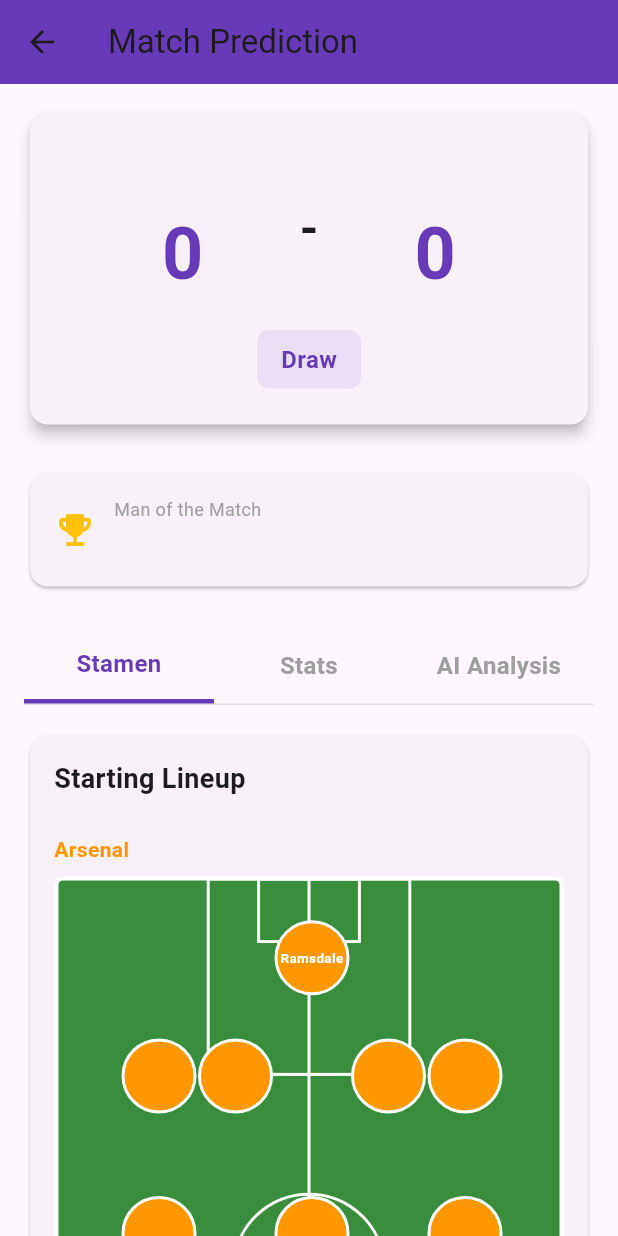
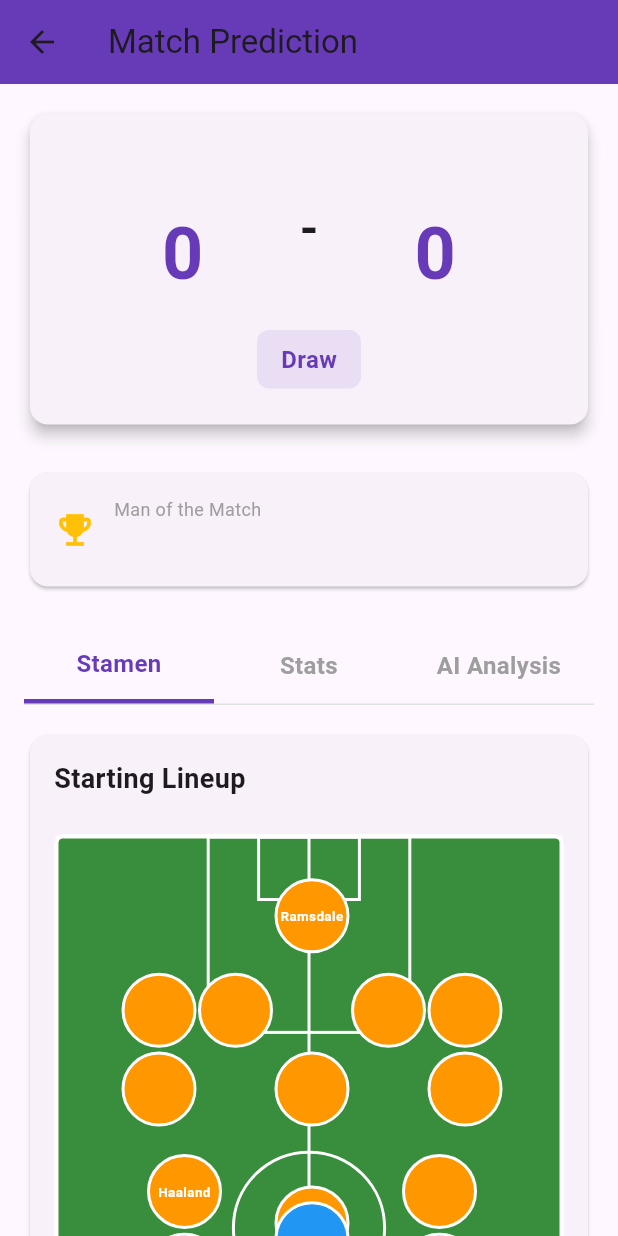
Before and after one commit to columbus0370/Internal, a Flutter app: the PredictionResultScreen screen opened directly with empty values, on a phone screen of 412 x 824 dp. Run offline on Flutter 3.47's test engine with Material 3 defaults, Android fonts, the phone set to English and light mode, and no system bars; our stand-ins replace flutter_svg.

Commit message:
Consolidate starting lineup to single field with halves
- Merge away and home teams into one soccer field
- Away team (orange) in upper half, Home team (blue) in lower half
- Add team legend below field for clarity
- Adjust player positions for half-field layout

```diff
--- a/epl_match_simulator/lib/screens/prediction_result_screen.dart
+++ b/epl_match_simulator/lib/screens/prediction_result_screen.dart
@@ -205,15 +205,6 @@ class _PredictionResultScreenState extends State<PredictionResultScreen> {
               style: _headerStyle,
             ),
             const SizedBox(height: 24),
-            Text(
-              widget.prediction.awayTeam.name,
-              style: const TextStyle(
-                fontSize: 14,
-                fontWeight: FontWeight.bold,
-                color: Colors.orange,
-              ),
-            ),
-            const SizedBox(height: 8),
             AspectRatio(
               aspectRatio: 68 / 105,
               child: LayoutBuilder(
@@ -230,45 +221,65 @@ class _PredictionResultScreenState extends State<PredictionResultScreen> {
                     child: CustomPaint(
                       painter: SoccerFieldPainter(),
                       child: Stack(
-                        children: _buildAwayPlayerPositions(constraints),
+                        children: [
+                          ..._buildAwayPlayerPositionsHalf(constraints),
+                          ..._buildHomePlayerPositionsHalf(constraints),
+                        ],
                       ),
                     ),
                   );
                 },
               ),
             ),
-            const SizedBox(height: 32),
-            Text(
-              widget.prediction.homeTeam.name,
-              style: const TextStyle(
-                fontSize: 14,
-                fontWeight: FontWeight.bold,
-                color: Colors.blue,
-              ),
-            ),
-            const SizedBox(height: 8),
-            AspectRatio(
-              aspectRatio: 68 / 105,
-              child: LayoutBuilder(
-                builder: (context, constraints) {
-                  return Container(
-                    decoration: BoxDecoration(
-                      color: Colors.green[700],
-                      borderRadius: BorderRadius.circular(8),
-                      border: Border.all(
-                        color: Colors.white,
-                        width: 2,
+            const SizedBox(height: 16),
+            Row(
+              mainAxisAlignment: MainAxisAlignment.spaceEvenly,
+              children: [
+                Column(
+                  children: [
+                    Container(
+                      width: 12,
+                      height: 12,
+                      decoration: BoxDecoration(
+                        color: Colors.orange,
+                        shape: BoxShape.circle,
                       ),
                     ),
-                    child: CustomPaint(
-                      painter: SoccerFieldPainter(),
-                      child: Stack(
-                        children: _buildHomePlayerPositions(constraints),
+                    const SizedBox(height: 4),
+                    Text(
+                      widget.prediction.awayTeam.name,
+                      style: const TextStyle(
+                        fontSize: 12,
+                        fontWeight: FontWeight.bold,
+                        color: Colors.orange,
+                      ),
+                      textAlign: TextAlign.center,
+                    ),
+                  ],
+                ),
+                Column(
+                  children: [
+                    Container(
+                      width: 12,
+                      height: 12,
+                      decoration: BoxDecoration(
+                        color: Colors.blue,
+                        shape: BoxShape.circle,
                       ),
                     ),
-                  );
-                },
-              ),
+                    const SizedBox(height: 4),
+                    Text(
+                      widget.prediction.homeTeam.name,
+                      style: const TextStyle(
+                        fontSize: 12,
+                        fontWeight: FontWeight.bold,
+                        color: Colors.blue,
+                      ),
+                      textAlign: TextAlign.center,
+                    ),
+                  ],
+                ),
+              ],
             ),
           ],
         ),
@@ -276,10 +287,10 @@ class _PredictionResultScreenState extends State<PredictionResultScreen> {
     );
   }
 
-  List<Widget> _buildHomePlayerPositions(BoxConstraints constraints) {
-    final homeTeam = widget.prediction.homeTeam;
-    final players = _getFormationPlayers(homeTeam);
-    final positions = _getHomePositions();
+  List<Widget> _buildAwayPlayerPositionsHalf(BoxConstraints constraints) {
+    final awayTeam = widget.prediction.awayTeam;
+    final players = _getFormationPlayers(awayTeam);
+    final positions = _getAwayHalfPositions();
     final width = constraints.maxWidth;
     final height = constraints.maxHeight;
 
@@ -298,7 +309,7 @@ class _PredictionResultScreenState extends State<PredictionResultScreen> {
           width: 50,
           height: 50,
           decoration: BoxDecoration(
-            color: Colors.blue,
+            color: Colors.orange,
             shape: BoxShape.circle,
             border: Border.all(
               color: Colors.white,
@@ -323,10 +334,10 @@ class _PredictionResultScreenState extends State<PredictionResultScreen> {
     });
   }
 
-  List<Widget> _buildAwayPlayerPositions(BoxConstraints constraints) {
-    final awayTeam = widget.prediction.awayTeam;
-    final players = _getFormationPlayers(awayTeam);
-    final positions = _getAwayPositions();
+  List<Widget> _buildHomePlayerPositionsHalf(BoxConstraints constraints) {
+    final homeTeam = widget.prediction.homeTeam;
+    final players = _getFormationPlayers(homeTeam);
+    final positions = _getHomeHalfPositions();
     final width = constraints.maxWidth;
     final height = constraints.maxHeight;
 
@@ -345,7 +356,7 @@ class _PredictionResultScreenState extends State<PredictionResultScreen> {
           width: 50,
           height: 50,
           decoration: BoxDecoration(
-            color: Colors.orange,
+            color: Colors.blue,
             shape: BoxShape.circle,
             border: Border.all(
               color: Colors.white,
@@ -391,35 +402,35 @@ class _PredictionResultScreenState extends State<PredictionResultScreen> {
     ];
   }
 
-  List<Map<String, double>> _getHomePositions() {
+  List<Map<String, double>> _getHomeHalfPositions() {
     return [
       {'x': 0.5, 'y': 0.9},
-      {'x': 0.2, 'y': 0.75},
-      {'x': 0.35, 'y': 0.75},
-      {'x': 0.65, 'y': 0.75},
-      {'x': 0.8, 'y': 0.75},
-      {'x': 0.2, 'y': 0.55},
-      {'x': 0.5, 'y': 0.55},
-      {'x': 0.8, 'y': 0.55},
-      {'x': 0.25, 'y': 0.3},
-      {'x': 0.5, 'y': 0.25},
-      {'x': 0.75, 'y': 0.3},
+      {'x': 0.2, 'y': 0.78},
+      {'x': 0.35, 'y': 0.78},
+      {'x': 0.65, 'y': 0.78},
+      {'x': 0.8, 'y': 0.78},
+      {'x': 0.2, 'y': 0.68},
+      {'x': 0.5, 'y': 0.68},
+      {'x': 0.8, 'y': 0.68},
+      {'x': 0.25, 'y': 0.55},
+      {'x': 0.5, 'y': 0.51},
+      {'x': 0.75, 'y': 0.55},
     ];
   }
 
-  List<Map<String, double>> _getAwayPositions() {
+  List<Map<String, double>> _getAwayHalfPositions() {
     return [
       {'x': 0.5, 'y': 0.1},
-      {'x': 0.2, 'y': 0.25},
-      {'x': 0.35, 'y': 0.25},
-      {'x': 0.65, 'y': 0.25},
-      {'x': 0.8, 'y': 0.25},
-      {'x': 0.2, 'y': 0.45},
-      {'x': 0.5, 'y': 0.45},
-      {'x': 0.8, 'y': 0.45},
-      {'x': 0.25, 'y': 0.7},
-      {'x': 0.5, 'y': 0.75},
-      {'x': 0.75, 'y': 0.7},
+      {'x': 0.2, 'y': 0.22},
+      {'x': 0.35, 'y': 0.22},
+      {'x': 0.65, 'y': 0.22},
+      {'x': 0.8, 'y': 0.22},
+      {'x': 0.2, 'y': 0.32},
+      {'x': 0.5, 'y': 0.32},
+      {'x': 0.8, 'y': 0.32},
+      {'x': 0.25, 'y': 0.45},
+      {'x': 0.5, 'y': 0.49},
+      {'x': 0.75, 'y': 0.45},
     ];
   }
 
```
